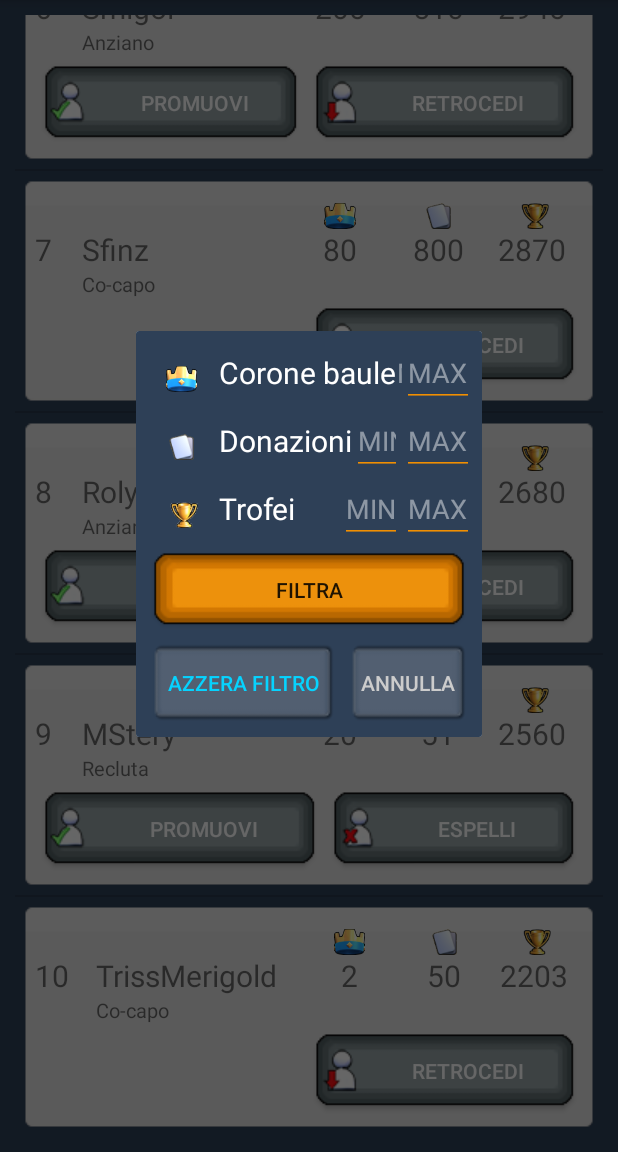
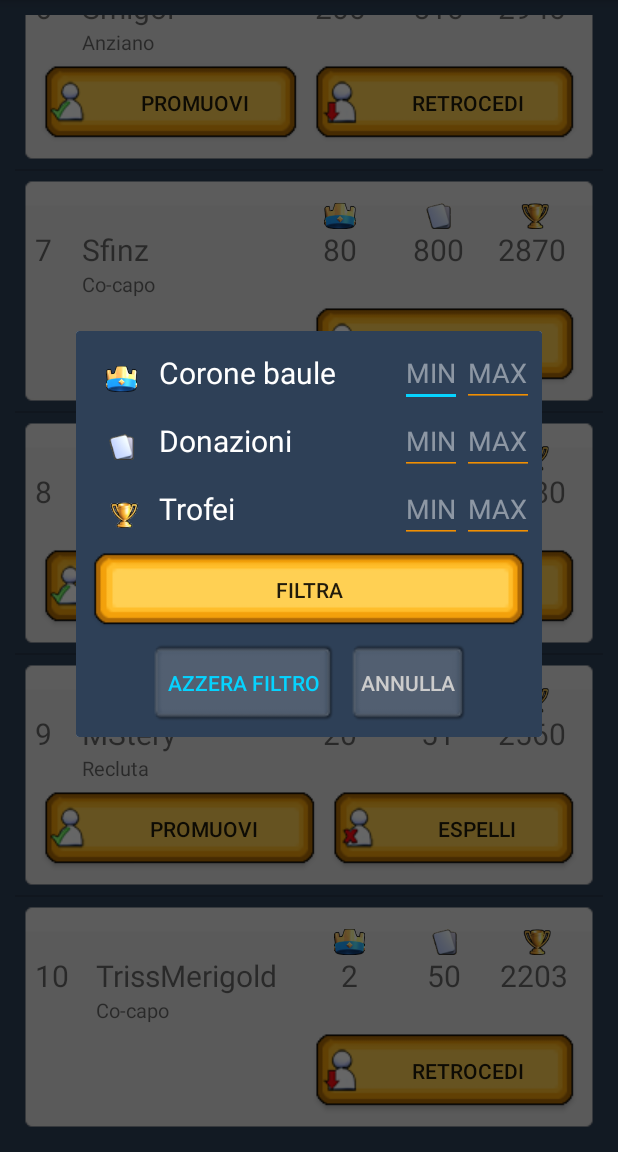
Before and after one commit to Frac7/IUM, an Android app: the fragment BlankFragment2 shown on its own in the app's theme, after a tap on "FIltra", on a phone screen of 412 x 824 dp, the part 84-1236 px from its top. Run offline under Robolectric (Android 15) with nearby library versions, the phone set to English and light mode, and no system bars.

Commit message:
ultime modifiche

```diff
--- a/app/src/main/java/ium/project/clanmanagerforclashroyale/GestioneFiltro.java
+++ b/app/src/main/java/ium/project/clanmanagerforclashroyale/GestioneFiltro.java
@@ -1,10 +1,13 @@
 package ium.project.clanmanagerforclashroyale;
 
+import android.app.ActionBar;
+import android.graphics.Color;
 import android.os.Bundle;
 import android.support.v4.app.DialogFragment;
 import android.view.LayoutInflater;
 import android.view.View;
 import android.view.ViewGroup;
+import android.view.Window;
 import android.view.animation.Animation;
 import android.view.animation.AnimationUtils;
 import android.widget.Button;
@@ -56,6 +59,7 @@ public class GestioneFiltro extends DialogFragment {
     public View onCreateView(LayoutInflater inflater, ViewGroup container,
                              Bundle savedInstanceState) {
         // Inflate the layout for this fragment
+        getDialog().requestWindowFeature(Window.FEATURE_NO_TITLE);
         return inflater.inflate(R.layout.fragment_gestione_filtro, container, false);
     }
 
@@ -69,6 +73,11 @@ public class GestioneFiltro extends DialogFragment {
         final EditText minTrofei, maxTrofei;
 
         getDialog().setTitle("Filtra membri");
+
+        int titleDividerId = getResources().getIdentifier("titleDivider", "id", "android");
+        View titleDivider = getDialog().findViewById(titleDividerId);
+        if (titleDivider != null)
+            titleDivider.setBackgroundColor(getResources().getColor(R.color.colorPrimaryDark));
 
         minCorone = (EditText)view.findViewById(R.id.min_corone);
         maxCorone = (EditText)view.findViewById(R.id.max_corone);
@@ -181,6 +190,12 @@ public class GestioneFiltro extends DialogFragment {
                 t.show();
 
                 parametri.setVisibility(View.GONE);
+
+                donazioni.setVisibility(View.GONE);
+                trofei.setVisibility(View.GONE);
+                corone.setVisibility(View.GONE);
+
+
             }
         });
 
--- a/app/src/main/res/drawable/button_filtra_x.xml
+++ /dev/null
@@ -1,16 +0,0 @@
-<?xml version="1.0" encoding="utf-8"?>
-<selector xmlns:android="http://schemas.android.com/apk/res/android"
-    android:layout_width="wrap_content"
-    android:layout_height="wrap_content">
-
-    <item
-        android:state_pressed="true"
-        android:state_enabled="true"
-        android:drawable="@drawable/button_filtra_o"
-        />
-
-    <item
-        android:state_enabled="true"
-        android:drawable="@drawable/button_filtra"
-        />
-</selector>
--- a/app/src/main/res/drawable/button_gray_x.xml
+++ /dev/null
@@ -1,16 +0,0 @@
-<?xml version="1.0" encoding="utf-8"?>
-<selector xmlns:android="http://schemas.android.com/apk/res/android"
-    android:layout_width="wrap_content"
-    android:layout_height="wrap_content">
-
-    <item
-        android:state_pressed="true"
-        android:state_enabled="true"
-        android:drawable="@drawable/button_gray_o"
-        />
-
-    <item
-        android:state_enabled="true"
-        android:drawable="@drawable/button_gray"
-        />
-</selector>
--- a/app/src/main/res/layout/fragment_conferma_azione_.xml
+++ b/app/src/main/res/layout/fragment_conferma_azione_.xml
@@ -37,7 +37,7 @@
         <Button
             android:padding="20dp"
             android:id="@+id/positivo"
-            android:layout_width="wrap_content"
+            android:layout_width="150dp"
             android:layout_height="wrap_content"
             android:background="@drawable/button_orange_x"
             android:text="Conferma"/>
--- a/app/src/main/res/layout/fragment_gestione_filtro.xml
+++ b/app/src/main/res/layout/fragment_gestione_filtro.xml
@@ -198,8 +198,8 @@
                     android:layout_gravity="center"
                     android:padding="20dp"
                     android:id="@+id/filtra"
-                    android:background="@drawable/button_filtra_x"
-                    android:layout_width="match_parent"
+                    android:background="@drawable/button_orange_x"
+                    android:layout_width="300dp"
                     android:layout_height="wrap_content"
                     android:text="Filtra"/>
 
--- a/app/src/main/res/layout/fragment_gestione_ordinamento.xml
+++ b/app/src/main/res/layout/fragment_gestione_ordinamento.xml
@@ -153,7 +153,7 @@
                     android:layout_gravity="center"
                     android:id="@+id/crescente"
                     android:padding="20dp"
-                    android:background="@drawable/button_filtra_x"
+                    android:background="@drawable/button_orange_x"
                     android:layout_width="150dp"
                     android:layout_height="wrap_content"
                     android:text="Crescente"/>
@@ -162,7 +162,7 @@
                     android:layout_gravity="center"
                     android:id="@+id/decrescente"
                     android:padding="20dp"
-                    android:background="@drawable/button_filtra_x"
+                    android:background="@drawable/button_orange_x"
                     android:layout_width="150dp"
                     android:layout_height="wrap_content"
                     android:text="Decrescente"/>
--- a/app/src/main/res/layout/layout_list_clan_manager.xml
+++ b/app/src/main/res/layout/layout_list_clan_manager.xml
@@ -121,8 +121,7 @@
 
         <Button
             android:drawableLeft="@drawable/ic_promuovi_bottone"
-            android:textColor="@color/textColor"
-            android:background="@drawable/button_gray_x"
+            android:background="@drawable/button_orange_x"
             android:id="@+id/positivo"
             android:layout_width="wrap_content"
             android:layout_height="wrap_content"
@@ -131,8 +130,7 @@
 
         <Button
             android:drawableLeft="@drawable/ic_espelli_bottone"
-            android:textColor="@color/textColor"
-            android:background="@drawable/button_gray_x"
+            android:background="@drawable/button_orange_x"
             android:id="@+id/negativo"
             android:layout_width="wrap_content"
             android:layout_height="wrap_content"
```
Also changed, not shown: app/src/main/java/ium/project/clanmanagerforclashroyale/ConfermaAzione.java (+8 -0 lines), app/src/main/java/ium/project/clanmanagerforclashroyale/GestioneOrdinamento.java (+9 -4 lines), app/src/main/res/drawable/button_filtra.9.png (deleted), app/src/main/res/drawable/button_filtra_o.9.png (deleted), app/src/main/res/drawable/button_gray.9.png (deleted), app/src/main/res/drawable/button_gray_o.9.png (deleted).
